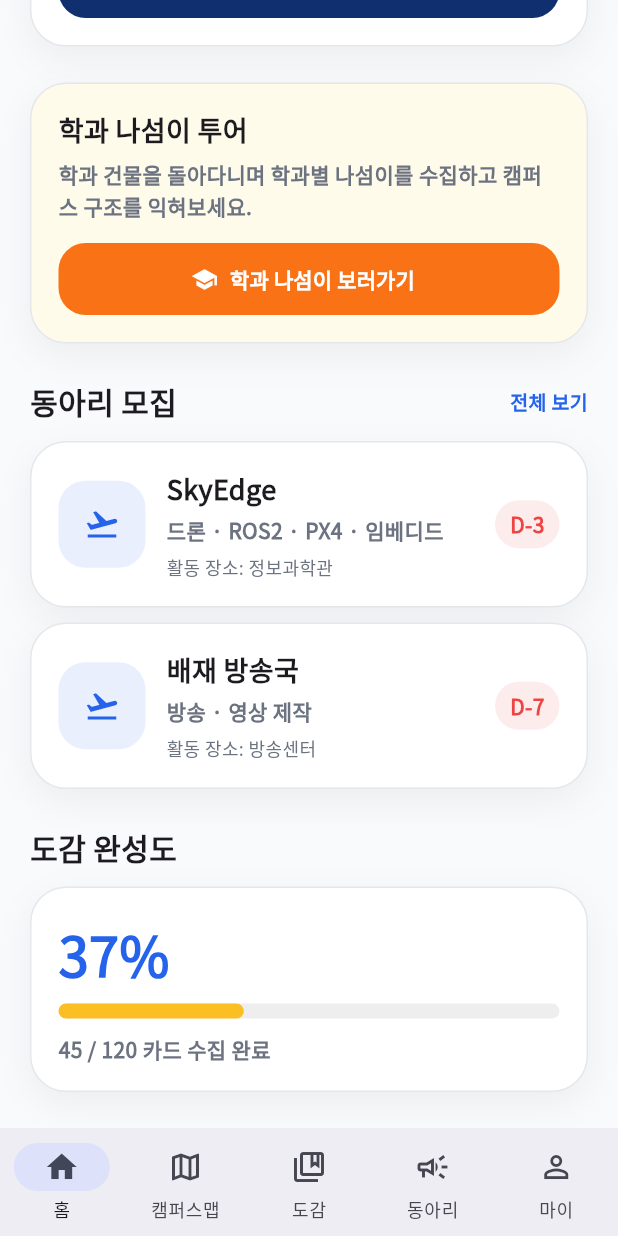
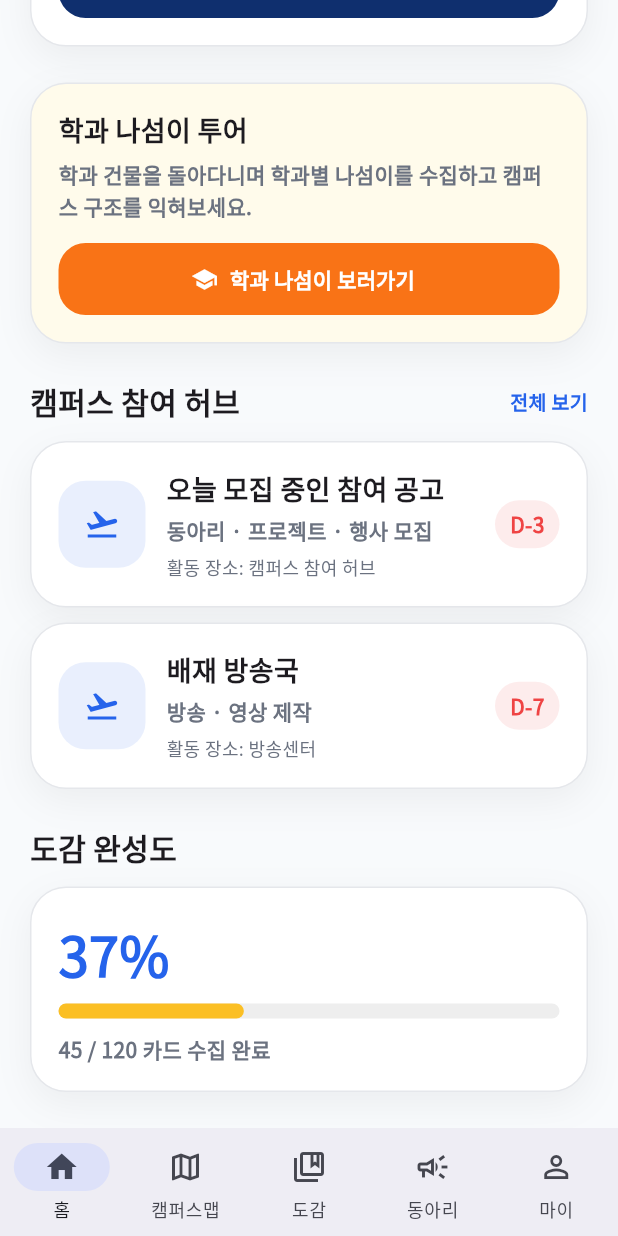
Before and after one commit to gxmzung/paejae-pick-2-app, a Flutter app: the MainShell screen opened directly, scrolled down 556 dp, on a phone screen of 412 x 824 dp. Run offline on Flutter 3.47's test engine with Material 3 defaults, Android fonts, the phone set to English and light mode, and no system bars; our stand-ins replace google_fonts, shared_preferences; accounts and stored records are empty.

Commit message:
feat: clarify home internal test positioning

```diff
--- a/lib/main.dart
+++ b/lib/main.dart
@@ -612,9 +612,9 @@ class HomeScreen extends StatelessWidget {
             ),
           ),
           const SizedBox(height: 24),
-          const SectionTitle(title: '동아리 모집', action: '전체 보기'),
+          const SectionTitle(title: '캠퍼스 참여 허브', action: '전체 보기'),
           const SizedBox(height: 12),
-          const ClubCard(title: 'SkyEdge', category: '드론 · ROS2 · PX4 · 임베디드', deadline: 'D-3', place: '정보과학관'),
+          const ClubCard(title: '오늘 모집 중인 참여 공고', category: '동아리 · 프로젝트 · 행사 모집', deadline: 'D-3', place: '캠퍼스 참여 허브'),
           const SizedBox(height: 10),
           const ClubCard(title: '배재 방송국', category: '방송 · 영상 제작', deadline: 'D-7', place: '방송센터'),
           const SizedBox(height: 24),
```
Also changed, not shown: 2 other files.
